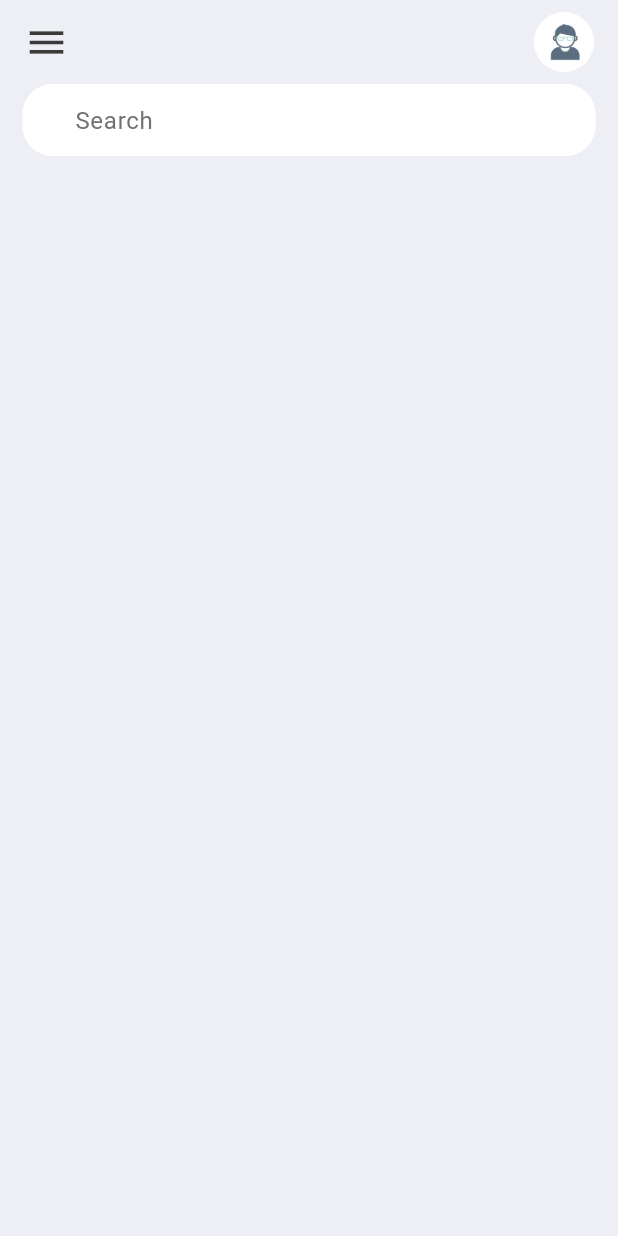
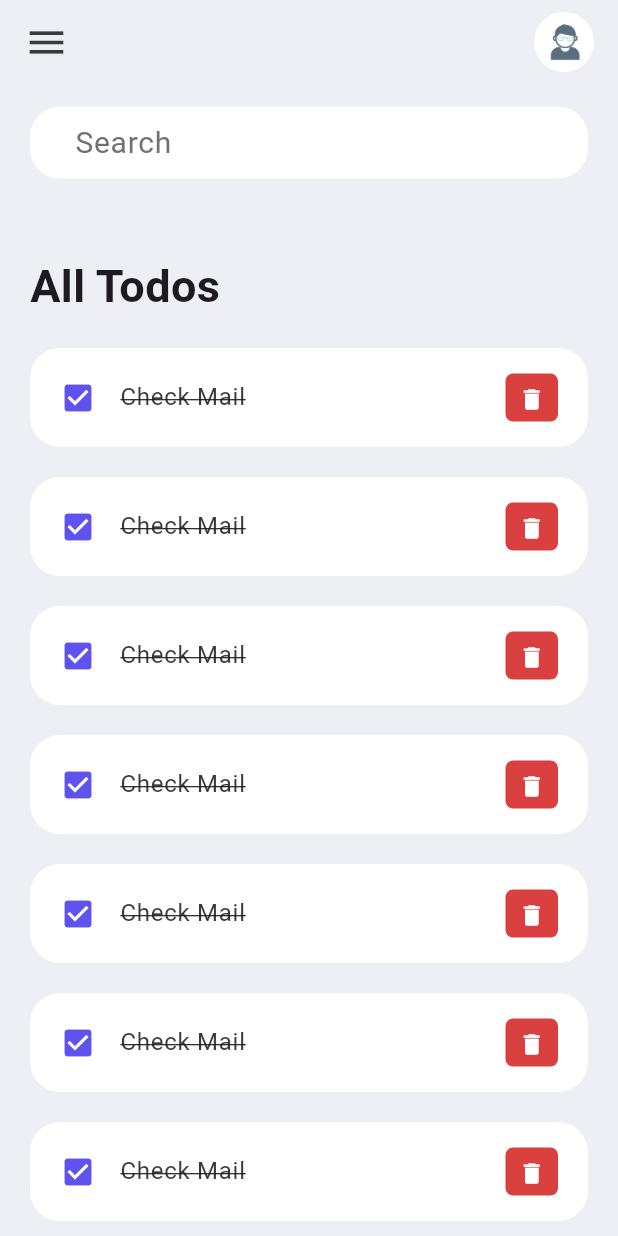
Before and after one commit to SohaibArbiBakcha/ToDo-list-Dart, a Flutter app: the screen it shows after launch, on a phone screen of 412 x 824 dp. Run offline on Flutter 3.47's test engine with Material 3 defaults, Android fonts, the light colour scheme and no system bars.

Commit message:
add List Lift and create the todo item with some styling

```diff
--- a/lib/main.dart
+++ b/lib/main.dart
@@ -16,6 +16,6 @@
     SystemChrome.setSystemUIOverlayStyle(
         SystemUiOverlayStyle(statusBarColor: Colors.transparent));
     return MaterialApp(
-        debugShowCheckedModeBanner: false, title: "Flutter Demo", home: Home());
+        debugShowCheckedModeBanner: false, title: "TODO list", home: Home());
   }
 }
--- a/lib/screens/home.dart
+++ b/lib/screens/home.dart
@@ -1,6 +1,7 @@
 // ignore_for_file: prefer_const_constructors
 
-import 'package:firstporject/constants/colors.dart';
+import '../constants/colors.dart';
+import '../widgets/todoItem.dart';
 import 'package:flutter/material.dart';
 
 class Home extends StatelessWidget {
@@ -12,9 +13,35 @@
       backgroundColor: tbBGColor,
       appBar: buildAppBar(),
       body: Container(
-        padding: EdgeInsets.symmetric(horizontal: 15),
+        padding: EdgeInsets.symmetric(horizontal: 20, vertical: 15),
         child: Column(
-          children: [searchBox()],
+          children: [
+            searchBox(),
+            Expanded(
+              child: ListView(
+                children: [
+                  Container(
+                    margin: EdgeInsets.only(top: 50, bottom: 20),
+                    child: Text(
+                      "All Todos",
+                      style:
+                          TextStyle(fontSize: 30, fontWeight: FontWeight.w600),
+                    ),
+                  ),
+                  TodoItem(),
+                  TodoItem(),
+                  TodoItem(),
+                  TodoItem(),
+                  TodoItem(),
+                  TodoItem(),
+                  TodoItem(),
+                  TodoItem(),
+                  TodoItem(),
+                  TodoItem(),
+                ],
+              ),
+            ),
+          ],
         ),
       ),
     );
@@ -26,12 +53,13 @@
       decoration: BoxDecoration(
           color: Colors.white, borderRadius: BorderRadius.circular(20)),
       child: TextField(
+          style: TextStyle(fontSize: 20),
           decoration: InputDecoration(
               contentPadding: EdgeInsets.all(0),
               prefix: Icon(
                 Icons.search,
                 color: tbBlack,
-                size: 20,
+                size: 15,
               ),
               prefixIconConstraints:
                   BoxConstraints(maxHeight: 20, minWidth: 25),
--- /dev/null
+++ b/lib/widgets/todoItem.dart
@@ -0,0 +1,46 @@
+// ignore_for_file: prefer_const_constructors
+
+import '../constants/colors.dart';
+import 'package:flutter/material.dart';
+
+class TodoItem extends StatelessWidget {
+  const TodoItem({super.key});
+
+  @override
+  Widget build(BuildContext context) {
+    return Container(
+        margin: EdgeInsets.only(bottom: 20),
+        child: ListTile(
+          onTap: () {},
+          shape:
+              RoundedRectangleBorder(borderRadius: BorderRadius.circular(20)),
+          tileColor: Colors.white,
+          leading: Icon(
+            Icons.check_box,
+            color: tdBlue,
+          ),
+          title: Text(
+            'Check Mail',
+            style: TextStyle(
+                fontSize: 16,
+                color: tbBlack,
+                decoration: TextDecoration.lineThrough),
+          ),
+          contentPadding: EdgeInsets.symmetric(horizontal: 20, vertical: 5),
+          trailing: Container(
+            padding: EdgeInsets.all(0),
+            margin: EdgeInsets.symmetric(vertical: 12),
+            height: 35,
+            width: 35,
+            decoration: BoxDecoration(
+                color: tdRed, borderRadius: BorderRadius.circular(5)),
+            child: IconButton(
+              icon: Icon(Icons.delete),
+              color: Colors.white,
+              iconSize: 18,
+              onPressed: () {},
+            ),
+          ),
+        ));
+  }
+}
```
